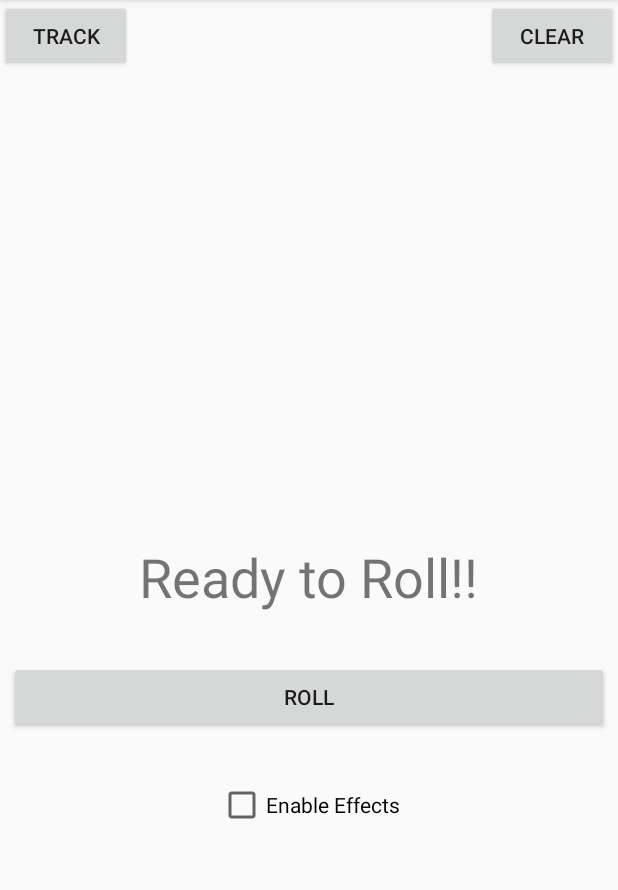
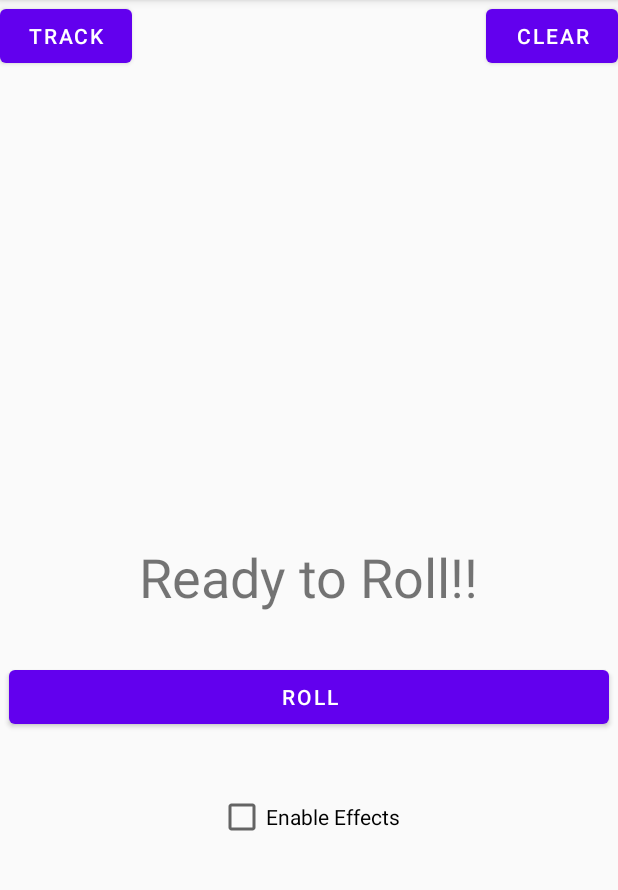
Before and after one commit to abdullah-aa/LudoRoller, an Android app: the screen it shows after launch (MainActivity), on a phone screen of 412 x 824 dp, the part 84-974 px from its top. Run offline under Robolectric (Android 15) with nearby library versions, the phone set to English and light mode, and no system bars.

Commit message:
Trying out MaterialTheme (Light).

```diff
--- a/app/build.gradle
+++ b/app/build.gradle
@@ -29,8 +29,9 @@ dependencies {
     implementation "org.jetbrains.kotlin:kotlin-stdlib:$kotlin_version"
     implementation 'androidx.core:core-ktx:1.3.2'
     implementation 'androidx.appcompat:appcompat:1.2.0'
-    implementation 'androidx.constraintlayout:constraintlayout:1.1.3'
+    implementation 'androidx.constraintlayout:constraintlayout:2.0.4'
     implementation 'org.jetbrains.kotlinx:kotlinx-coroutines-android:1.3.9'
+    implementation 'com.google.android.material:material:1.2.1'
     testImplementation 'junit:junit:4.12'
     androidTestImplementation 'androidx.test.ext:junit:1.1.2'
     androidTestImplementation 'androidx.test.espresso:espresso-core:3.3.0'
--- a/app/src/main/java/com/example/ludoroller/MainActivity.kt
+++ b/app/src/main/java/com/example/ludoroller/MainActivity.kt
@@ -4,12 +4,12 @@ import android.media.MediaPlayer
 import android.os.Bundle
 import android.view.View
 import android.webkit.WebView
-import android.widget.Button
 import android.widget.CheckBox
 import android.widget.TextView
 import android.widget.Toast
 import androidx.appcompat.app.AppCompatActivity
 import com.example.ludoroller.domain.Dice
+import com.google.android.material.button.MaterialButton
 import kotlinx.coroutines.GlobalScope
 import kotlinx.coroutines.delay
 import kotlinx.coroutines.launch
@@ -19,10 +19,10 @@ class MainActivity : AppCompatActivity() {
     private val numOfSides = 6
 
     private var webView : WebView? = null
-    private var rollButton : Button? = null
+    private var rollButton : MaterialButton? = null
     private var effectsCheck : CheckBox? = null
-    private var clearButton : Button? = null
-    private var trackButton : Button? = null
+    private var clearButton : MaterialButton? = null
+    private var trackButton : MaterialButton? = null
     private var rollResultText : TextView? = null
     private var trackText : TextView? = null
 
--- a/app/src/main/res/layout/activity_main.xml
+++ b/app/src/main/res/layout/activity_main.xml
@@ -1,13 +1,13 @@
 <?xml version="1.0" encoding="utf-8"?>
-<androidx.constraintlayout.widget.ConstraintLayout
-    xmlns:android="http://schemas.android.com/apk/res/android"
+<androidx.constraintlayout.widget.ConstraintLayout xmlns:android="http://schemas.android.com/apk/res/android"
+    xmlns:app="http://schemas.android.com/apk/res-auto"
     xmlns:tools="http://schemas.android.com/tools"
-    xmlns:app="http://schemas.android.com/apk/res-auto"
     android:layout_width="match_parent"
     android:layout_height="match_parent"
+    android:theme="@style/Theme.MaterialComponents.Light"
     tools:context=".MainActivity">
 
-    <Button
+    <com.google.android.material.button.MaterialButton
         android:id="@+id/button2"
         android:layout_width="wrap_content"
         android:layout_height="wrap_content"
@@ -27,7 +27,7 @@
         app:layout_constraintTop_toTopOf="@+id/rolling_view"
         tools:text="1, 2, 3" />
 
-    <Button
+    <com.google.android.material.button.MaterialButton
         android:id="@+id/button"
         android:layout_width="wrap_content"
         android:layout_height="wrap_content"
@@ -57,7 +57,7 @@
         app:layout_constraintTop_toTopOf="parent"
         tools:text="6" />
 
-    <Button
+    <com.google.android.material.button.MaterialButton
         android:id="@+id/button3"
         android:layout_width="400dp"
         android:layout_height="wrap_content"
```
Also changed, not shown: gradle/wrapper/gradle-wrapper.properties.
